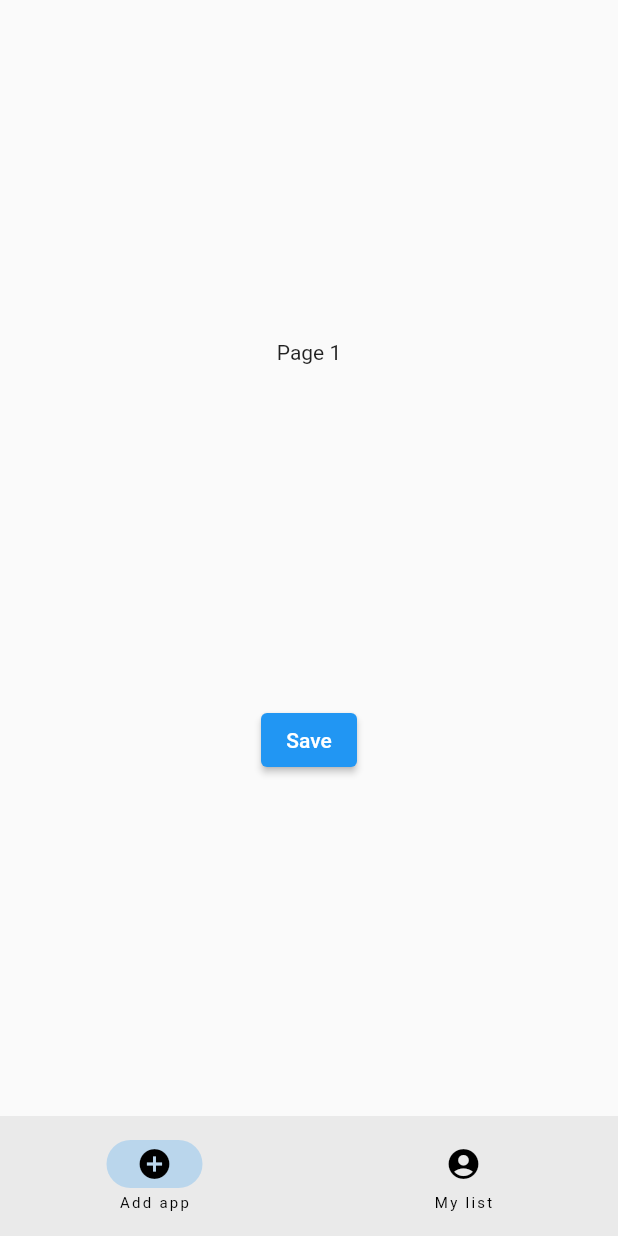
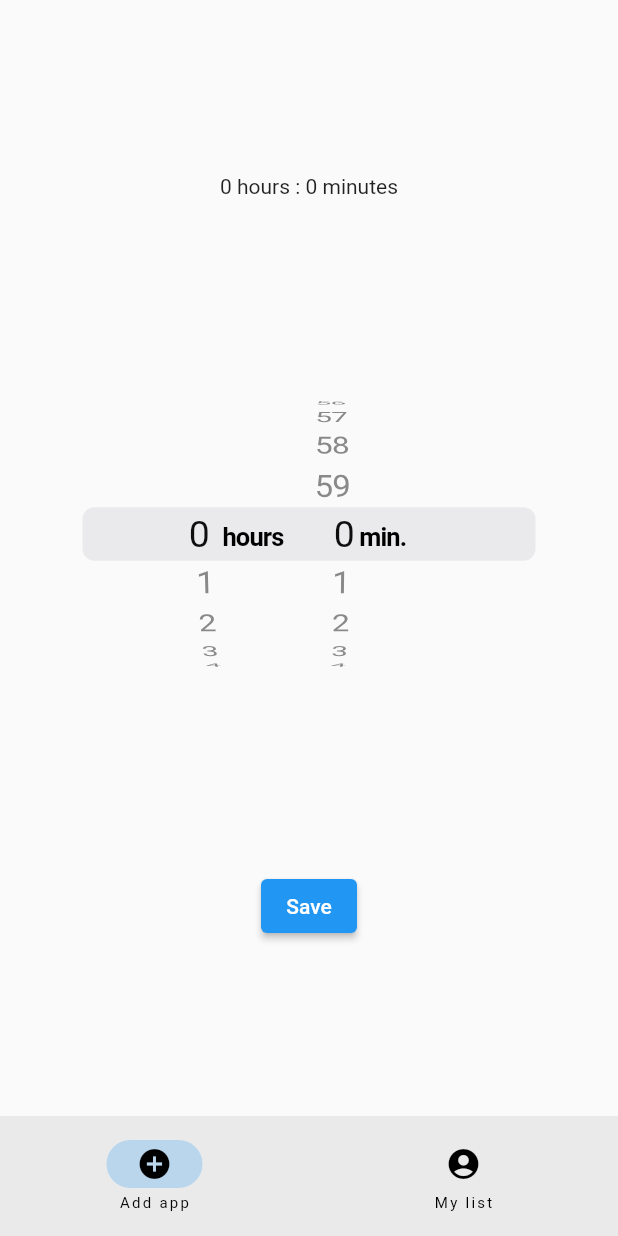
Before and after one commit to 602822/flutter_app_2, a Flutter app: the screen it shows after launch, after a tap on "Save", on a phone screen of 412 x 824 dp. Run offline on Flutter 3.47's test engine with Material 2 defaults, Android fonts, the phone set to English and light mode, and no system bars.

```diff
--- a/lib/main.dart
+++ b/lib/main.dart
@@ -1,3 +1,4 @@
+import 'package:flutter/cupertino.dart';
 import 'package:flutter/material.dart';
 
 void main() {
@@ -25,6 +26,18 @@ class MainScreen extends StatefulWidget {
 
 class _MainScreenState extends State<MainScreen> {
   int currentIndex = 0;
+  Duration selectedDuration = const Duration();
+
+  String formatDuration(Duration duration) {
+    String hours = duration.inHours < 10
+        ? duration.inHours.toString()
+        : duration.inHours.toString().padLeft(2, '0');
+    String minutes = duration.inMinutes.remainder(60) < 10
+        ? duration.inMinutes.remainder(60).toString()
+        : duration.inMinutes.remainder(60).toString().padLeft(2, '0');
+    return "$hours hours : $minutes minutes";
+  }
+
   @override
   Widget build(BuildContext context) {
     return Scaffold(
@@ -52,7 +65,17 @@ class _MainScreenState extends State<MainScreen> {
           child: Column(
             mainAxisAlignment: MainAxisAlignment.spaceEvenly,
             children: <Widget>[
-              const Text('Page 1'),
+              Text(formatDuration(selectedDuration)),
+              SingleChildScrollView(
+                child: CupertinoTimerPicker(
+                  onTimerDurationChanged: (Duration duration) {
+                    setState(() {
+                      selectedDuration = duration;
+                    });
+                  },
+                  mode: CupertinoTimerPickerMode.hm,
+                ),
+              ),
               ElevatedButton(onPressed: () {}, child: const Text("Save")),
             ],
           ),
```
